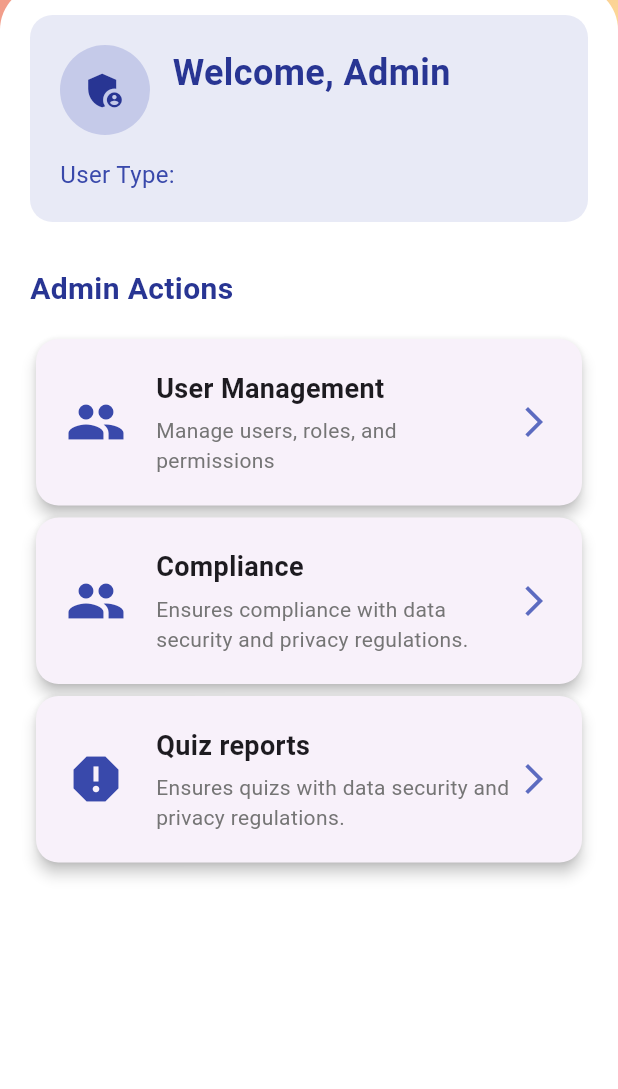
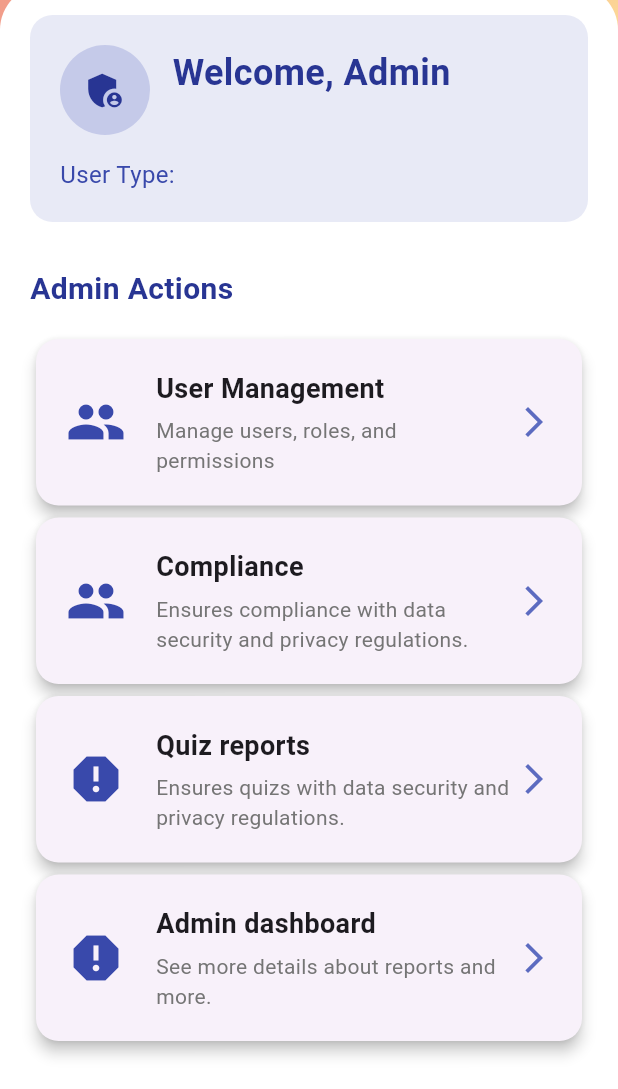
Before and after one commit to BS-PMC-2024/BS-PMC-2024-Team18, a Flutter app: the AdminHomePage screen opened directly, on a phone screen of 412 x 824 dp, the part 147-1236 px from its top. Run offline on Flutter 3.47's test engine with Material 3 defaults, Android fonts, the phone set to English and light mode, and no system bars; drawn by our look-alikes of animated_text_kit; our stand-ins replace file_picker, firebase_auth, firebase_core, firebase_database, fl_chart, flutter_staggered_animations and 5 more; missing offline and left inert: easy_separator, syncfusion_flutter_pdf; accounts and stored records are empty.

Commit message:
BSPMS2418-120

```diff
--- a/quiz_learn_app_ai/lib/admin_pages/admin_dashboard_page.dart
+++ b/quiz_learn_app_ai/lib/admin_pages/admin_dashboard_page.dart
@@ -5,7 +5,6 @@ import 'package:quiz_learn_app_ai/services/firebase_service.dart';
 import 'package:animations/animations.dart';
 import 'package:fl_chart/fl_chart.dart';
 import 'package:share_plus/share_plus.dart';
-
 
 class AdminDashboardPage extends StatefulWidget {
   const AdminDashboardPage({super.key});
@@ -233,7 +232,7 @@ class AdminDashboardPageState extends State<AdminDashboardPage> {
             Icon(Icons.share, size: 50, color: Colors.white),
             const SizedBox(height: 10),
             Text(
-              'Share Dashboard',
+              'Share',
               style: GoogleFonts.lato(fontSize: 22, fontWeight: FontWeight.bold, color: Colors.white),
               textAlign: TextAlign.center,
               overflow: TextOverflow.ellipsis,
--- a/quiz_learn_app_ai/lib/admin_pages/admin_home_page.dart
+++ b/quiz_learn_app_ai/lib/admin_pages/admin_home_page.dart
@@ -294,6 +294,17 @@ class AdminHomePageState extends State<AdminHomePage> {
             );
           },
         ),
+                  _buildActionCard(
+          icon: Icons.report,
+          title: 'Admin dashboard',
+          description: 'See more details about reports and more.',
+          onTap: () {
+            Navigator.push(
+              context,
+              MaterialPageRoute(builder: (context) => const AdminDashboardPage()),
+            );
+          },
+        ),
       ],
     );
   }
```
